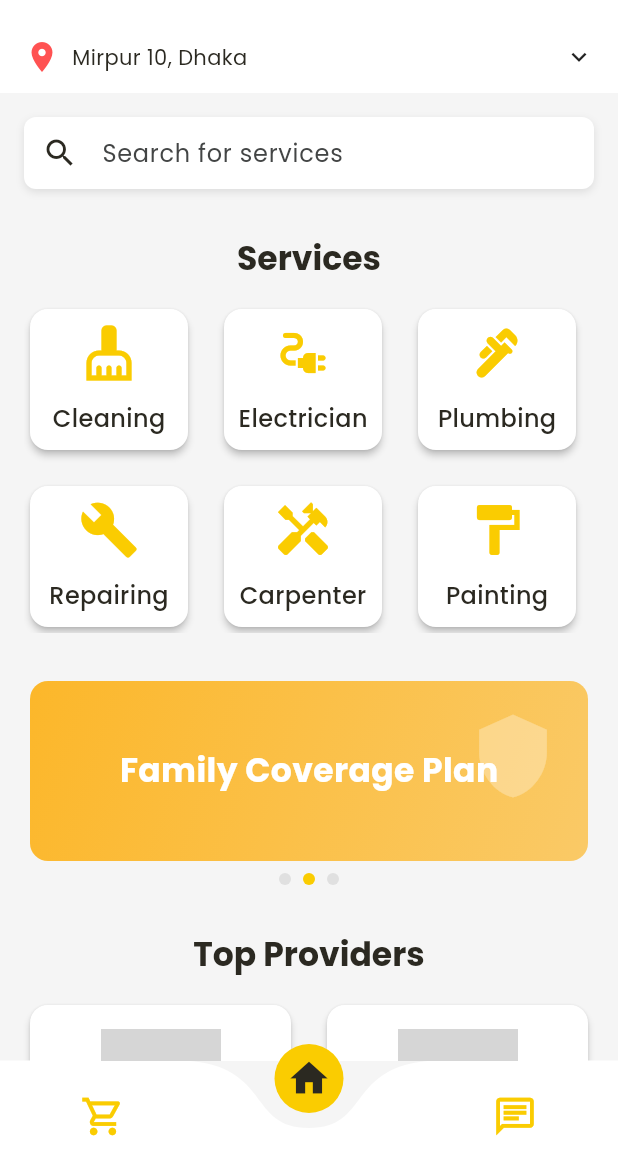
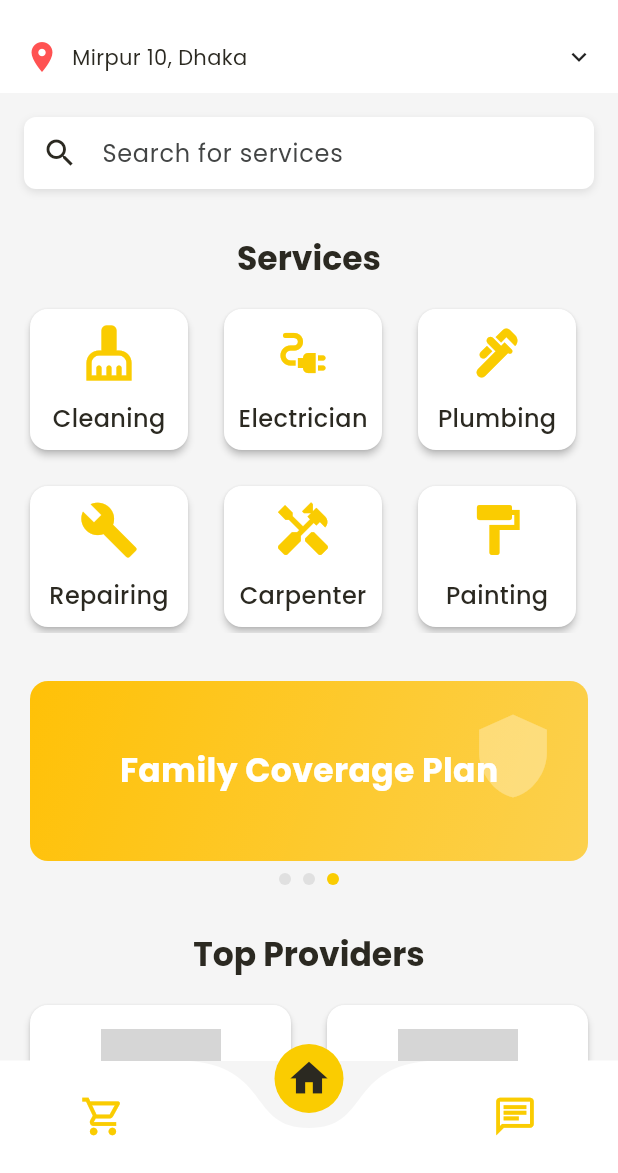
Before and after one commit to Learnathon-By-Geeky-Solutions/team-synergy, a Flutter app: the screen it shows after launch, on a phone screen of 412 x 824 dp, the part 63-1236 px from its top. Run offline on Flutter 3.47's test engine with Material 3 defaults, Android fonts, the phone set to English and light mode, and no system bars; drawn by our look-alikes of curved_navigation_bar; our stand-ins replace animated_splash_screen, image_picker, lottie, pin_code_fields, supabase_flutter; accounts and stored records are empty; network calls fail; grey boxes are pictures that could not be loaded.

Commit message:
Clean home folder with proper MVVM implementation.

```diff
--- a/sohojogi/lib/screens/business_profile/views/business_profile_list_view.dart
+++ b/sohojogi/lib/screens/business_profile/views/business_profile_list_view.dart
@@ -1,5 +1,3 @@
-// lib/screens/business_profile/views/business_profile_list_view.dart
-// Make sure the view is always used with a provider
 import 'package:flutter/material.dart';
 import 'package:provider/provider.dart';
 import 'package:sohojogi/constants/colors.dart';
--- a/sohojogi/lib/screens/business_profile/widgets/country_selection_modal.dart
+++ b/sohojogi/lib/screens/business_profile/widgets/country_selection_modal.dart
@@ -1,4 +1,3 @@
-// lib/screens/business_profile/widgets/country_selection_modal.dart
 import 'package:flutter/material.dart';
 import 'package:sohojogi/constants/colors.dart';
 import '../models/worker_registration_model.dart';
--- a/sohojogi/lib/screens/business_profile/widgets/registration_success_modal.dart
+++ b/sohojogi/lib/screens/business_profile/widgets/registration_success_modal.dart
@@ -1,4 +1,3 @@
-// lib/screens/business_profile/widgets/registration_success_modal.dart
 import 'package:flutter/material.dart';
 import 'package:sohojogi/constants/colors.dart';
 
--- a/sohojogi/lib/screens/business_profile/widgets/work_type_selection_modal.dart
+++ b/sohojogi/lib/screens/business_profile/widgets/work_type_selection_modal.dart
@@ -1,4 +1,3 @@
-// lib/screens/business_profile/widgets/work_type_selection_modal.dart
 import 'package:flutter/material.dart';
 import 'package:sohojogi/constants/colors.dart';
 import '../models/worker_registration_model.dart';
--- a/sohojogi/lib/screens/chat/view_model/chat_view_model.dart
+++ b/sohojogi/lib/screens/chat/view_model/chat_view_model.dart
@@ -1,4 +1,3 @@
-// lib/screens/chat/view_model/chat_view_model.dart
 import 'package:flutter/material.dart';
 import '../models/chat_conversation.dart';
 import '../models/chat_message.dart';
@@ -111,7 +110,7 @@ class ChatViewModel extends ChangeNotifier {
 
     _messages.add(newMessage);
 
-    // Update the last message in the conversation list
+    // Update the conversation list with the last message
     final index = _conversations.indexWhere((c) => c.id == _activeConversationId);
     if (index != -1) {
       final conversation = _conversations[index];
--- a/sohojogi/lib/screens/chat/views/chat_list_view.dart
+++ b/sohojogi/lib/screens/chat/views/chat_list_view.dart
@@ -1,10 +1,8 @@
-// lib/screens/chat/views/chat_list_view.dart
 import 'package:flutter/material.dart';
 import 'package:provider/provider.dart';
 import 'package:sohojogi/constants/colors.dart';
 import 'package:sohojogi/screens/chat/models/chat_message.dart';
 import 'package:sohojogi/screens/chat/view_model/chat_view_model.dart';
-
 import '../models/chat_conversation.dart';
 
 class ChatListView extends StatefulWidget {
--- a/sohojogi/lib/screens/chat/views/inbox_list_view.dart
+++ b/sohojogi/lib/screens/chat/views/inbox_list_view.dart
@@ -1,4 +1,3 @@
-// lib/screens/chat/views/inbox_list_view.dart
 import 'package:flutter/material.dart';
 import 'package:provider/provider.dart';
 import 'package:sohojogi/constants/colors.dart';
--- a/sohojogi/lib/screens/chat/widgets/chat_card.dart
+++ b/sohojogi/lib/screens/chat/widgets/chat_card.dart
@@ -1,4 +1,3 @@
-// lib/screens/chat/widgets/chat_card.dart
 import 'package:flutter/material.dart';
 import 'package:sohojogi/constants/colors.dart';
 import '../models/chat_conversation.dart';
--- a/sohojogi/lib/screens/home/views/home_list_view.dart
+++ b/sohojogi/lib/screens/home/views/home_list_view.dart
@@ -1,8 +1,9 @@
 import 'package:flutter/material.dart';
+import 'package:provider/provider.dart';
 import 'package:sohojogi/screens/navigation/app_navbar.dart';
 import 'package:sohojogi/screens/navigation/app_appbar.dart';
 import 'package:sohojogi/screens/navigation/app_drawer.dart';
-
+import '../view_model/home_view_model.dart';
 import '../widgets/body_content.dart';
 
 class HomeScreen extends StatelessWidget {
@@ -10,7 +11,9 @@ class HomeScreen extends StatelessWidget {
 
   @override
   Widget build(BuildContext context) {
-    return Scaffold(
+    return ChangeNotifierProvider(
+      create: (_) => HomeViewModel(),
+      child: Scaffold(
         appBar: const AppAppBar(),
         body: const SingleChildScrollView(
           child: HomeBodyContent(),
@@ -18,6 +21,7 @@ class HomeScreen extends StatelessWidget {
         backgroundColor: Colors.grey[100],
         bottomNavigationBar: const AppNavBar(currentIndex: 1),
         endDrawer: const AppDrawer(),
+      ),
     );
   }
 }
--- a/sohojogi/lib/screens/home/widgets/body_content.dart
+++ b/sohojogi/lib/screens/home/widgets/body_content.dart
@@ -1,10 +1,12 @@
 import 'dart:async';
 import 'package:flutter/material.dart';
+import 'package:provider/provider.dart';
 import 'package:sohojogi/constants/colors.dart';
 import 'package:sohojogi/screens/service_searched/views/service_searched_list_view.dart';
-import 'package:sohojogi/screens/location/views/location_list_view.dart';
-
-import '../../worker_profile/views/worker_profile_screen.dart';
+import 'package:sohojogi/screens/worker_profile/views/worker_profile_screen.dart';
+import '../view_model/home_view_model.dart';
+import '../views/service_detail_page.dart';
+import '../widgets/location_bar.dart';
 
 class HomeBodyContent extends StatefulWidget {
   const HomeBodyContent({super.key});
@@ -15,90 +17,23 @@ class HomeBodyContent extends StatefulWidget {
 
 class _HomeBodyContentState extends State<HomeBodyContent> {
   final PageController _bannerController = PageController();
-  int _currentBannerPage = 0;
-  String _currentLocation = 'Mirpur 10, Dhaka';
-
-  final List<Map<String, dynamic>> _banners = [
-    {'title': 'CASHON Insurance', 'color': primaryColor},
-    {'title': 'Family Coverage Plan', 'color': secondaryColor},
-    {'title': 'Premium Protection', 'color': Color(0xFF4CAF50)},
-  ];
-
-  final List<Map<String, dynamic>> _services = [
-    {'name': 'Cleaning', 'icon': Icons.cleaning_services},
-    {'name': 'Repairing', 'icon': Icons.build},
-    {'name': 'Electrician', 'icon': Icons.electrical_services},
-    {'name': 'Carpenter', 'icon': Icons.handyman},
-    {'name': 'Plumbing', 'icon': Icons.plumbing},
-    {'name': 'Painting', 'icon': Icons.format_paint},
-    {'name': 'Gardening', 'icon': Icons.grass},
-    {'name': 'Moving', 'icon': Icons.local_shipping},
-    {'name': 'Laundry', 'icon': Icons.local_laundry_service},
-    {'name': 'Cooking', 'icon': Icons.restaurant},
-    {'name': 'Delivery', 'icon': Icons.delivery_dining},
-    {'name': 'Tutoring', 'icon': Icons.school},
-  ];
-
-  final List<Map<String, dynamic>> _topProviders = [
-    {
-      'name': 'John Doe',
-      'service': 'Plumbing',
-      'rating': 4.9,
-      'reviews': 253,
-      'image': 'https://randomuser.me/api/portraits/men/32.jpg'
-    },
-    {
-      'name': 'Sarah Smith',
-      'service': 'Cleaning',
-      'rating': 4.8,
-      'reviews': 187,
-      'image': 'https://randomuser.me/api/portraits/women/44.jpg'
-    },
-    {
-      'name': 'David Wilson',
-      'service': 'Electrician',
-      'rating': 4.7,
-      'reviews': 129,
-      'image': 'https://randomuser.me/api/portraits/men/56.jpg'
-    },
-    {
-      'name': 'Emma Johnson',
-      'service': 'Tutoring',
-      'rating': 4.9,
-      'reviews': 201,
-      'image': 'https://randomuser.me/api/portraits/women/33.jpg'
-    },
-    {
-      'name': 'Michael Brown',
-      'service': 'Carpenter',
-      'rating': 4.6,
-      'reviews': 142,
-      'image': 'https://randomuser.me/api/portraits/men/78.jpg'
-    },
-    {
-      'name': 'Lisa Garcia',
-      'service': 'Gardening',
-      'rating': 4.7,
-      'reviews': 118,
-      'image': 'https://randomuser.me/api/portraits/women/65.jpg'
-    },
-  ];
+  Timer? _autoScrollTimer;
 
   @override
   void initState() {
     super.initState();
 
     // Auto-scroll banner
-    Timer.periodic(const Duration(seconds: 3), (Timer timer) {
+    _autoScrollTimer = Timer.periodic(const Duration(seconds: 3), (Timer timer) {
+      final viewModel = Provider.of<HomeViewModel>(context, listen: false);
       if (_bannerController.hasClients) {
-        if (_currentBannerPage < _banners.length - 1) {
-          _currentBannerPage++;
-        } else {
-          _currentBannerPage = 0;
-        }
+        int nextPage = viewModel.currentBannerPage < viewModel.banners.length - 1
+            ? viewModel.currentBannerPage + 1
+            : 0;
 
+        viewModel.setCurrentBannerPage(nextPage);
         _bannerController.animateToPage(
-          _currentBannerPage,
+          nextPage,
           duration: const Duration(milliseconds: 350),
           curve: Curves.easeIn,
         );
@@ -109,12 +44,13 @@ class _HomeBodyContentState extends State<HomeBodyContent> {
   @override
   void dispose() {
     _bannerController.dispose();
+    _autoScrollTimer?.cancel();
     super.dispose();
   }
 
-
   @override
   Widget build(BuildContext context) {
+    final viewModel = Provider.of<HomeViewModel>(context);
     final bool isDarkMode = MediaQuery.of(context).platformBrightness == Brightness.dark;
 
     return Container(
@@ -123,38 +59,9 @@ class _HomeBodyContentState extends State<HomeBodyContent> {
         crossAxisAlignment: CrossAxisAlignment.start,
         children: [
           // Location Bar
-          InkWell(
-            onTap: () async {
-              final selectedLocation = await Navigator.push(
-                context,
-                MaterialPageRoute(builder: (context) => const LocationScreen()),
-              );
-
-              if (selectedLocation != null && mounted) {
-                setState(() {
-                  _currentLocation = selectedLocation;
-                });
-              }
-            },
-
-            child: Container(
-              padding: const EdgeInsets.symmetric(horizontal: 16.0, vertical: 12.0),
-              color: isDarkMode ? darkColor : lightColor,
-              child: Row(
-                children: [
-                  const Icon(Icons.location_on, color: Colors.redAccent),
-                  const SizedBox(width: 8),
-                  Expanded(
-                    child: Text(
-                      _currentLocation,  // Use the state variable instead of hardcoded text
-
-                      overflow: TextOverflow.ellipsis,
-                    ),
-                  ),
-                  const Icon(Icons.keyboard_arrow_down, size: 20),
-                ],
-              ),
-            ),
+          LocationBar(
+            currentLocation: viewModel.currentLocation,
+            onLocationChanged: viewModel.updateLocation,
           ),
 
           // Search Bar
@@ -189,7 +96,7 @@ class _HomeBodyContentState extends State<HomeBodyContent> {
                       MaterialPageRoute(
                         builder: (context) => ServiceSearchedListView(
                           searchQuery: query,
-                          currentLocation: _currentLocation, // Added the missing parameter
+                          currentLocation: viewModel.currentLocation,
                         ),
                       ),
                     );
@@ -199,15 +106,13 @@ class _HomeBodyContentState extends State<HomeBodyContent> {
             ),
           ),
 
-          // Added extra spacing between search bar and services section
           const SizedBox(height: 16),
 
-          // Services Section with Horizontally Scrollable Grid (2 rows)
+          // Services Section
           Padding(
             padding: const EdgeInsets.symmetric(horizontal: 16.0),
             child: Column(
               children: [
-                // Centered Services title
                 Center(
                   child: Text(
                     'Services',
@@ -219,24 +124,25 @@ class _HomeBodyContentState extends State<HomeBodyContent> {
                 ),
                 const SizedBox(height: 16),
                 SizedBox(
-                  height: 220, // Fixed height for 2 rows
+                  height: 220,
                   child: GridView.builder(
                     scrollDirection: Axis.horizontal,
                     physics: const BouncingScrollPhysics(),
                     gridDelegate: const SliverGridDelegateWithFixedCrossAxisCount(
-                      crossAxisCount: 2, // 2 rows
-                      childAspectRatio: 0.9, // Adjusted for horizontal layout
-                      crossAxisSpacing: 16, // Spacing between rows
-                      mainAxisSpacing: 16, // Spacing between columns
+                      crossAxisCount: 2,
+                      childAspectRatio: 0.9,
+                      crossAxisSpacing: 16,
+                      mainAxisSpacing: 16,
                     ),
-                    itemCount: _services.length,
+                    itemCount: viewModel.services.length,
                     itemBuilder: (context, index) {
+                      final service = viewModel.services[index];
                       return InkWell(
                         onTap: () {
                           Navigator.push(
                             context,
                             MaterialPageRoute(
-                              builder: (context) => ServiceDetailPage(service: _services[index]['name']),
+                              builder: (context) => ServiceDetailPage(service: service.name),
                             ),
                           );
                         },
@@ -250,13 +156,13 @@ class _HomeBodyContentState extends State<HomeBodyContent> {
                             mainAxisAlignment: MainAxisAlignment.center,
                             children: [
                               Icon(
-                                _services[index]['icon'],
+                                service.icon,
                                 size: 40,
                                 color: primaryColor,
                               ),
                               const SizedBox(height: 12),
                               Text(
-                                _services[index]['name'],
+                                service.name,
                                 style: TextStyle(
                                   fontSize: 16,
                                   fontWeight: FontWeight.w500,
@@ -274,7 +180,6 @@ class _HomeBodyContentState extends State<HomeBodyContent> {
             ),
           ),
 
-          // Additional spacing between services and banner
           const SizedBox(height: 32),
 
           // Banner Carousel
@@ -284,18 +189,16 @@ class _HomeBodyContentState extends State<HomeBodyContent> {
               height: 120,
               child: PageView.builder(
                 controller: _bannerController,
-                itemCount: _banners.length,
+                itemCount: viewModel.banners.length,
                 onPageChanged: (index) {
-                  setState(() {
-                    _currentBannerPage = index;
-                  });
+                  viewModel.setCurrentBannerPage(index);
                 },
                 itemBuilder: (context, index) {
+                  final banner = viewModel.banners[index];
                   return GestureDetector(
                     onTap: () {
-                      // Handle banner tap
                       ScaffoldMessenger.of(context).showSnackBar(
-                        SnackBar(content: Text('Tapped on ${_banners[index]['title']}')),
+                        SnackBar(content: Text('Tapped on ${banner.title}')),
                       );
                     },
                     child: Container(
@@ -304,8 +207,8 @@ class _HomeBodyContentState extends State<HomeBodyContent> {
                         borderRadius: BorderRadius.circular(12),
                         gradient: LinearGradient(
                           colors: [
-                            _banners[index]['color'],
-                            _banners[index]['color'].withOpacity(0.7),
+                            banner.color,
+                            banner.color.withOpacity(0.7),
                           ],
                           begin: Alignment.topLeft,
                           end: Alignment.bottomRight,
@@ -324,7 +227,7 @@ class _HomeBodyContentState extends State<HomeBodyContent> {
                           ),
                           Center(
                             child: Text(
-                              _banners[index]['title'],
+                              banner.title,
                               style: const TextStyle(
                                 color: lightColor,
                                 fontSize: 22,
@@ -344,14 +247,14 @@ class _HomeBodyContentState extends State<HomeBodyContent> {
           // Pagination Dots
           Row(
             mainAxisAlignment: MainAxisAlignment.center,
-            children: List.generate(_banners.length, (index) {
+            children: List.generate(viewModel.banners.length, (index) {
               return Container(
                 width: 8,
                 height: 8,
                 margin: const EdgeInsets.symmetric(horizontal: 4),
                 decoration: BoxDecoration(
                   shape: BoxShape.circle,
-                  color: _currentBannerPage == index
+                  color: viewModel.currentBannerPage == index
                       ? primaryColor
                       : (isDarkMode ? lightGrayColor : Colors.grey[300]),
                 ),
@@ -359,7 +262,6 @@ class _HomeBodyContentState extends State<HomeBodyContent> {
             }),
           ),
 
-          // Space before top rated providers section
           const SizedBox(height: 32),
 
           // Top Rated Service Providers Section
@@ -367,7 +269,6 @@ class _HomeBodyContentState extends State<HomeBodyContent> {
             padding: const EdgeInsets.symmetric(horizontal: 16.0),
             child: Column(
               children: [
-                // Section title
                 Center(
                   child: Text(
                     'Top Providers',
@@ -379,7 +280,6 @@ class _HomeBodyContentState extends State<HomeBodyContent> {
                 ),
                 const SizedBox(height: 16),
 
-                // Grid of top providers (2 columns, vertical scroll)
                 GridView.builder(
                   physics: const NeverScrollableScrollPhysics(),
                   shrinkWrap: true,
@@ -389,9 +289,9 @@ class _HomeBodyContentState extends State<HomeBodyContent> {
                     crossAxisSpacing: 16,
                     mainAxisSpacing: 16,
                   ),
-                  itemCount: _topProviders.length,
+                  itemCount: viewModel.topProviders.length,
                   itemBuilder: (context, index) {
-                    final provider = _topProviders[index];
+                    final provider = viewModel.topProviders[index];
                     return Card(
                       elevation: 2,
                       color: isDarkMode ? darkColor : lightColor,
@@ -404,29 +304,26 @@ class _HomeBodyContentState extends State<HomeBodyContent> {
                             context,
                             MaterialPageRoute(
                               builder: (context) => WorkerProfileScreen(
-                                    workerId: provider['id'],
+                                workerId: provider.id,
                               ),
                             ),
                           );
                         },
-                        // This is your existing worker card widget
                         borderRadius: BorderRadius.circular(12),
                         child: Column(
                           crossAxisAlignment: CrossAxisAlignment.center,
                           children: [
                             const SizedBox(height: 16),
-                            // Profile image
                             CircleAvatar(
                               radius: 40,
-                              backgroundImage: NetworkImage(provider['image']),
+                              backgroundImage: NetworkImage(provider.image),
                               backgroundColor: Colors.grey.shade200,
                             ),
                             const SizedBox(height: 12),
-                            // Name
                             Padding(
                               padding: const EdgeInsets.symmetric(horizontal: 8.0),
                               child: Text(
-                                provider['name'],
+                                provider.name,
                                 style: TextStyle(
                                   fontSize: 16,
                                   fontWeight: FontWeight.bold,
@@ -438,7 +335,6 @@ class _HomeBodyContentState extends State<HomeBodyContent> {
                               ),
                             ),
                             const SizedBox(height: 4),
-                            // Service
                             Container(
                               padding: const EdgeInsets.symmetric(horizontal: 8, vertical: 4),
                               decoration: BoxDecoration(
@@ -446,7 +342,7 @@ class _HomeBodyContentState extends State<HomeBodyContent> {
                                 borderRadius: BorderRadius.circular(12),
                               ),
                               child: Text(
-                                provider['service'],
+                                provider.service,
                                 style: TextStyle(
                                   fontSize: 12,
                                   color: primaryColor,
@@ -455,14 +351,13 @@ class _HomeBodyContentState extends State<HomeBodyContent> {
                               ),
                             ),
                             const SizedBox(height: 8),
-                            // Rating
                             Row(
                               mainAxisAlignment: MainAxisAlignment.center,
                               children: [
-                                Icon(Icons.star, size: 16, color: Colors.amber),
+                                const Icon(Icons.star, size: 16, color: primaryColor),
                                 const SizedBox(width: 4),
                                 Text(
-                                  "${provider['rating']}",
+                                  "${provider.rating}",
                                   style: TextStyle(
                                     fontWeight: FontWeight.bold,
                                     color: isDarkMode ? lightColor : darkColor,
@@ -470,7 +365,7 @@ class _HomeBodyContentState extends State<HomeBodyContent> {
                                 ),
                                 const SizedBox(width: 4),
                                 Text(
-                                  "(${provider['reviews']})",
+                                  "(${provider.reviews})",
                                   style: TextStyle(
                                     fontSize: 12,
                                     color: isDarkMode ? lightGrayColor : grayColor,
@@ -493,18 +388,3 @@ class _HomeBodyContentState extends State<HomeBodyContent> {
     );
   }
 }
-
-// Only keep the ServiceDetailPage and remove the conflicting LocationScreen class
-class ServiceDetailPage extends StatelessWidget {
-  final String service;
-
-  const ServiceDetailPage({super.key, required this.service});
-
-  @override
-  Widget build(BuildContext context) {
-    return Scaffold(
-      appBar: AppBar(title: Text(service)),
-      body: Center(child: Text('$service service details')),
-    );
-  }
-}
--- /dev/null
+++ b/sohojogi/lib/screens/home/widgets/location_bar.dart
@@ -0,0 +1,49 @@
+import 'package:flutter/material.dart';
+import 'package:sohojogi/constants/colors.dart';
+import 'package:sohojogi/screens/location/views/location_list_view.dart';
+
+class LocationBar extends StatelessWidget {
+  final String currentLocation;
+  final Function(String) onLocationChanged;
+
+  const LocationBar({
+    super.key,
+    required this.currentLocation,
+    required this.onLocationChanged,
+  });
+
+  @override
+  Widget build(BuildContext context) {
+    final bool isDarkMode = MediaQuery.of(context).platformBrightness == Brightness.dark;
+
+    return InkWell(
+      onTap: () async {
+        final selectedLocation = await Navigator.push(
+          context,
+          MaterialPageRoute(builder: (context) => const LocationScreen()),
+        );
+
+        if (selectedLocation != null) {
+          onLocationChanged(selectedLocation);
+        }
+      },
+      child: Container(
+        padding: const EdgeInsets.symmetric(horizontal: 16.0, vertical: 12.0),
+        color: isDarkMode ? darkColor : lightColor,
+        child: Row(
+          children: [
+            const Icon(Icons.location_on, color: Colors.redAccent),
+            const SizedBox(width: 8),
+            Expanded(
+              child: Text(
+                currentLocation,
+                overflow: TextOverflow.ellipsis,
+              ),
+            ),
+            const Icon(Icons.keyboard_arrow_down, size: 20),
+          ],
+        ),
+      ),
+    );
+  }
+}
```
Also changed, not shown: sohojogi/lib/screens/home/models/home_models.dart (added, +33 -0 lines), sohojogi/lib/screens/home/view_model/home_view_model.dart (+100 -0 lines), sohojogi/lib/screens/home/views/service_detail_page.dart (added, +15 -0 lines), sohojogi/lib/screens/home/widgets/character_card.dart (deleted). Lines whose indentation alone changed are shown as unchanged.
